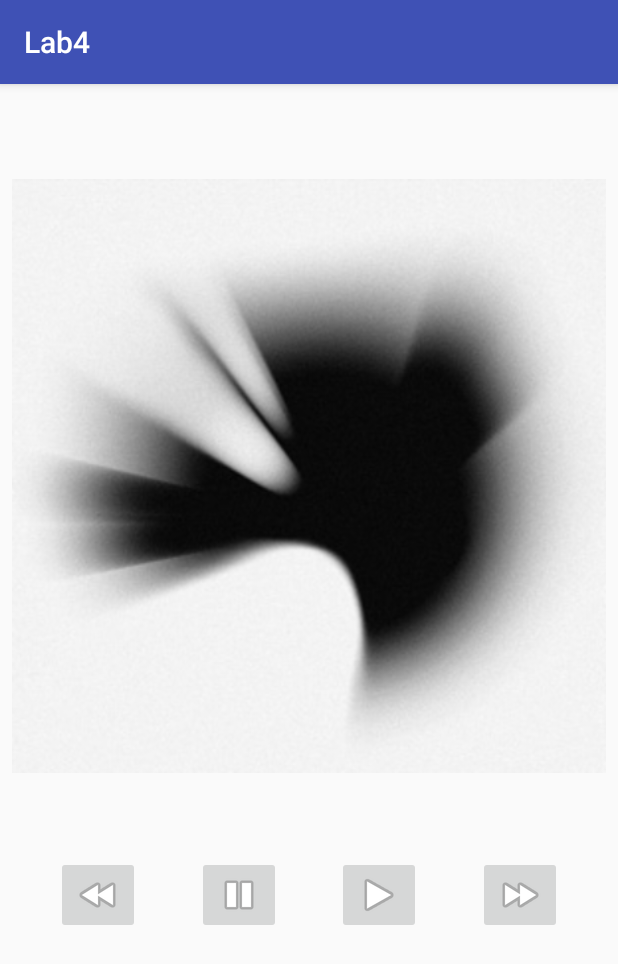
After one commit to wojteko22/android-lab4, an Android app: the SongActivity screen opened directly, with no data from a screen before it, on a phone screen of 412 x 824 dp. The commit adds this screen. Shown: the top 964 px of the screen. Run offline under Robolectric (Android 15) with nearby library versions, the light colour scheme and no system bars; libraries missing offline, so code that uses them is left out: pl.edu.pwr; 1 statement that could not run was skipped.

Commit message:
Add song activity

```diff
--- a/app/src/main/AndroidManifest.xml
+++ b/app/src/main/AndroidManifest.xml
@@ -16,6 +16,7 @@
                 <category android:name="android.intent.category.LAUNCHER" />
             </intent-filter>
         </activity>
+        <activity android:name=".SongActivity"></activity>
     </application>
 
 </manifest>
--- a/app/src/main/java/pl/edu/pwr/wojciech/okonski/lab4/lab4/MainActivity.kt
+++ b/app/src/main/java/pl/edu/pwr/wojciech/okonski/lab4/lab4/MainActivity.kt
@@ -8,7 +8,7 @@ import android.support.v7.widget.RecyclerView
 import kotlinx.android.synthetic.main.activity_main.*
 
 class MainActivity : AppCompatActivity() {
-    private val adapter: RecyclerView.Adapter<SongViewHolder> by lazy { SongsAdapter(/*this*/) }
+    private val adapter: RecyclerView.Adapter<SongViewHolder> by lazy { SongsAdapter(this) }
 
     override fun onCreate(savedInstanceState: Bundle?) {
         super.onCreate(savedInstanceState)
--- /dev/null
+++ b/app/src/main/java/pl/edu/pwr/wojciech/okonski/lab4/lab4/SongActivity.kt
@@ -0,0 +1,31 @@
+package pl.edu.pwr.wojciech.okonski.lab4.lab4
+
+import android.content.Context
+import android.content.Intent
+import android.os.Bundle
+import android.support.v7.app.AppCompatActivity
+import kotlinx.android.synthetic.main.activity_song.*
+
+class SongActivity : AppCompatActivity() {
+
+    override fun onCreate(savedInstanceState: Bundle?) {
+        super.onCreate(savedInstanceState)
+        setContentView(R.layout.activity_song)
+
+        val songIndex = intent.extras.getInt(SONG_INDEX)
+        val song = songs[songIndex]
+        val coverResource = song.coverResource
+        ivAlbumCover.setImageResource(coverResource)
+    }
+
+
+    companion object {
+        private val SONG_INDEX = "song index"
+
+        fun start(context: Context, songIndex: Int) {
+            val intent = Intent(context, SongActivity::class.java)
+            intent.putExtra("song index", songIndex)
+            context.startActivity(intent)
+        }
+    }
+}
--- /dev/null
+++ b/app/src/main/res/layout/activity_song.xml
@@ -0,0 +1,73 @@
+<?xml version="1.0" encoding="utf-8"?>
+<android.support.constraint.ConstraintLayout xmlns:android="http://schemas.android.com/apk/res/android"
+    xmlns:app="http://schemas.android.com/apk/res-auto"
+    xmlns:tools="http://schemas.android.com/tools"
+    android:layout_width="match_parent"
+    android:layout_height="match_parent"
+    tools:context="pl.edu.pwr.wojciech.okonski.lab4.lab4.SongActivity">
+
+    <ImageView
+        android:id="@+id/ivAlbumCover"
+        android:layout_width="0dp"
+        android:layout_height="0dp"
+        android:layout_marginEnd="8dp"
+        android:layout_marginStart="8dp"
+        android:layout_marginTop="8dp"
+        app:layout_constraintBottom_toTopOf="@+id/guideline"
+        app:layout_constraintEnd_toEndOf="parent"
+        app:layout_constraintStart_toStartOf="parent"
+        app:layout_constraintTop_toTopOf="parent"
+        app:srcCompat="@mipmap/ic_launcher" />
+
+    <ImageButton
+        android:id="@+id/imageButton"
+        android:layout_width="wrap_content"
+        android:layout_height="wrap_content"
+        app:srcCompat="@android:drawable/ic_media_play"
+        tools:layout_editor_absoluteX="217dp"
+        app:layout_constraintTop_toTopOf="@+id/guideline"
+        app:layout_constraintStart_toEndOf="@+id/imageButton2"
+        app:layout_constraintHorizontal_bias="0.5"
+        app:layout_constraintEnd_toStartOf="@+id/imageButton3" />
+
+    <ImageButton
+        android:id="@+id/imageButton2"
+        android:layout_width="wrap_content"
+        android:layout_height="wrap_content"
+        app:srcCompat="@android:drawable/ic_media_pause"
+        tools:layout_editor_absoluteX="112dp"
+        app:layout_constraintTop_toTopOf="@+id/guideline"
+        app:layout_constraintStart_toEndOf="@+id/imageButton4"
+        app:layout_constraintHorizontal_bias="0.5"
+        app:layout_constraintEnd_toStartOf="@+id/imageButton" />
+
+    <ImageButton
+        android:id="@+id/imageButton3"
+        android:layout_width="wrap_content"
+        android:layout_height="wrap_content"
+        app:srcCompat="@android:drawable/ic_media_ff"
+        tools:layout_editor_absoluteX="312dp"
+        app:layout_constraintTop_toTopOf="@+id/guideline"
+        app:layout_constraintStart_toEndOf="@+id/imageButton"
+        app:layout_constraintHorizontal_bias="0.5"
+        app:layout_constraintEnd_toEndOf="parent" />
+
+    <ImageButton
+        android:id="@+id/imageButton4"
+        android:layout_width="wrap_content"
+        android:layout_height="wrap_content"
+        app:srcCompat="@android:drawable/ic_media_rew"
+        tools:layout_editor_absoluteX="16dp"
+        app:layout_constraintTop_toTopOf="@+id/guideline"
+        app:layout_constraintStart_toStartOf="parent"
+        app:layout_constraintHorizontal_bias="0.5"
+        app:layout_constraintEnd_toStartOf="@+id/imageButton2" />
+
+    <android.support.constraint.Guideline
+        android:layout_width="wrap_content"
+        android:layout_height="wrap_content"
+        android:id="@+id/guideline"
+        android:orientation="horizontal"
+        app:layout_constraintGuide_percent="0.67" />
+
+</android.support.constraint.ConstraintLayout>
```
Also changed, not shown: app/src/main/java/pl/edu/pwr/wojciech/okonski/lab4/lab4/SongViewHolder.kt (+8 -16 lines), app/src/main/java/pl/edu/pwr/wojciech/okonski/lab4/lab4/SongsAdapter.kt (+4 -3 lines).
